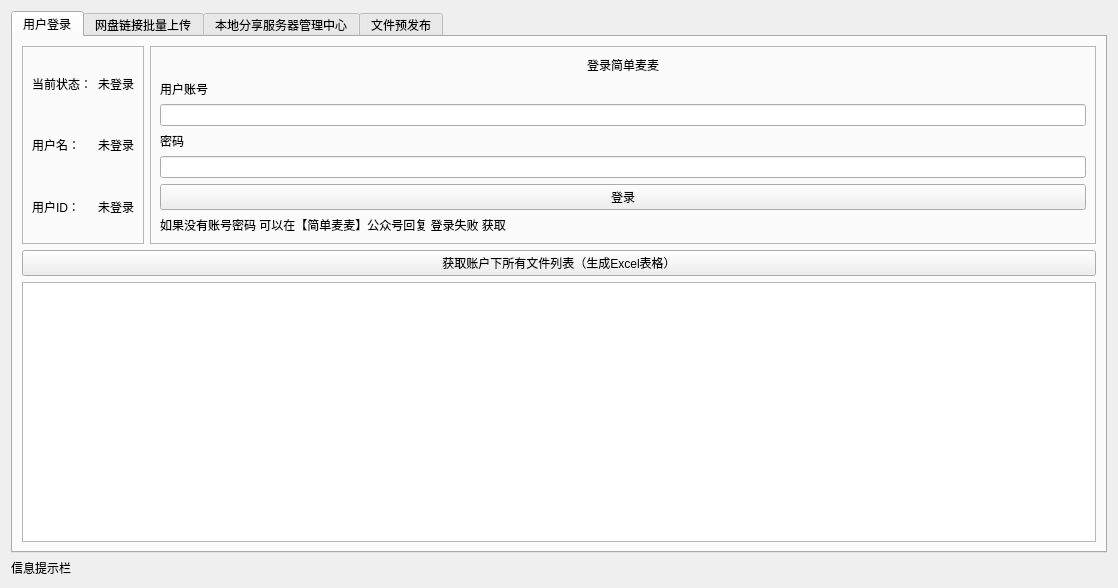
This is client.ui in Firesuiry/jdmm-client as Qt 5 draws it before an edit. The edited form follows.
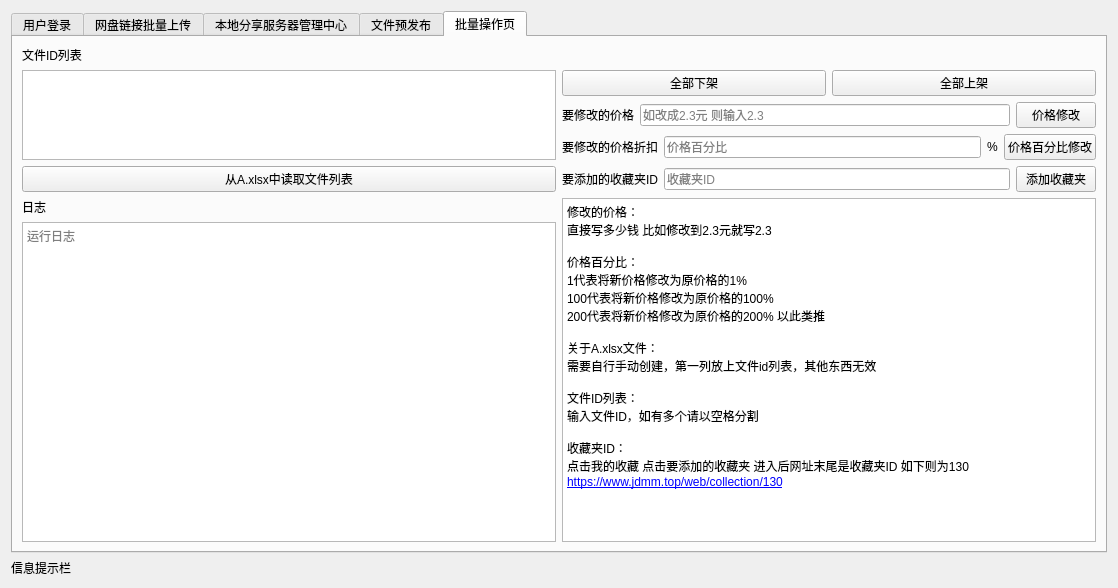
This is the edited form.

Commit message: 新增文件批量操作功能

The edit to the form file:
```diff
--- a/client.ui
+++ b/client.ui
@@ -17,7 +17,7 @@
    <item>
     <widget class="QTabWidget" name="mainTab">
      <property name="currentIndex">
-      <number>0</number>
+      <number>4</number>
      </property>
      <widget class="QWidget" name="loginTab">
       <attribute name="title">
@@ -777,6 +777,205 @@
        </item>
       </layout>
      </widget>
+     <widget class="QWidget" name="tab">
+      <attribute name="title">
+       <string>批量操作页</string>
+      </attribute>
+      <layout class="QGridLayout" name="gridLayout_7">
+       <item row="0" column="0">
+        <widget class="QLabel" name="label_29">
+         <property name="text">
+          <string>文件ID列表</string>
+         </property>
+        </widget>
+       </item>
+       <item row="1" column="0" rowspan="4">
+        <layout class="QVBoxLayout" name="verticalLayout_8">
+         <item>
+          <widget class="QPlainTextEdit" name="file_list">
+           <property name="documentTitle">
+            <string comment="此处填写文件ID，多个ID用空格分开" extracomment="此处填写文件ID，多个ID用空格分开"/>
+           </property>
+           <property name="plainText">
+            <string comment="此处填写文件ID，多个ID用空格分开" extracomment="此处填写文件ID，多个ID用空格分开"/>
+           </property>
+           <property name="placeholderText">
+            <string>此处填写文件ID，多个ID用空格分开</string>
+           </property>
+          </widget>
+         </item>
+         <item>
+          <widget class="QPushButton" name="file_list_read_btn">
+           <property name="text">
+            <string>从A.xlsx中读取文件列表</string>
+           </property>
+          </widget>
+         </item>
+        </layout>
+       </item>
+       <item row="1" column="1">
+        <layout class="QHBoxLayout" name="horizontalLayout_15">
+         <item>
+          <widget class="QPushButton" name="file_off_btn">
+           <property name="text">
+            <string>全部下架</string>
+           </property>
+          </widget>
+         </item>
+         <item>
+          <widget class="QPushButton" name="file_on_btn">
+           <property name="text">
+            <string>全部上架</string>
+           </property>
+          </widget>
+         </item>
+        </layout>
+       </item>
+       <item row="2" column="1">
+        <layout class="QHBoxLayout" name="horizontalLayout_14">
+         <item>
+          <widget class="QLabel" name="label_30">
+           <property name="text">
+            <string>要修改的价格</string>
+           </property>
+          </widget>
+         </item>
+         <item>
+          <widget class="QLineEdit" name="money_edit">
+           <property name="placeholderText">
+            <string>如改成2.3元 则输入2.3</string>
+           </property>
+          </widget>
+         </item>
+         <item>
+          <widget class="QPushButton" name="file_money_change_btn">
+           <property name="text">
+            <string>价格修改</string>
+           </property>
+          </widget>
+         </item>
+        </layout>
+       </item>
+       <item row="3" column="1">
+        <layout class="QHBoxLayout" name="horizontalLayout_13">
+         <item>
+          <widget class="QLabel" name="label_33">
+           <property name="text">
+            <string>要修改的价格折扣</string>
+           </property>
+          </widget>
+         </item>
+         <item>
+          <widget class="QLineEdit" name="money_percent_edit">
+           <property name="text">
+            <string/>
+           </property>
+           <property name="placeholderText">
+            <string>价格百分比</string>
+           </property>
+          </widget>
+         </item>
+         <item>
+          <widget class="QLabel" name="label_35">
+           <property name="text">
+            <string>%</string>
+           </property>
+          </widget>
+         </item>
+         <item>
+          <widget class="QPushButton" name="file_money_precent_change_btn">
+           <property name="text">
+            <string>价格百分比修改</string>
+           </property>
+          </widget>
+         </item>
+        </layout>
+       </item>
+       <item row="4" column="1">
+        <layout class="QHBoxLayout" name="horizontalLayout_16">
+         <item>
+          <widget class="QLabel" name="label_36">
+           <property name="text">
+            <string>要添加的收藏夹ID</string>
+           </property>
+          </widget>
+         </item>
+         <item>
+          <widget class="QLineEdit" name="collection_id_edit">
+           <property name="text">
+            <string/>
+           </property>
+           <property name="placeholderText">
+            <string>收藏夹ID</string>
+           </property>
+          </widget>
+         </item>
+         <item>
+          <widget class="QPushButton" name="file_add_collection_btn">
+           <property name="text">
+            <string>添加收藏夹</string>
+           </property>
+          </widget>
+         </item>
+        </layout>
+       </item>
+       <item row="5" column="0">
+        <layout class="QVBoxLayout" name="verticalLayout_2">
+         <item>
+          <widget class="QLabel" name="label_28">
+           <property name="text">
+            <string>日志</string>
+           </property>
+          </widget>
+         </item>
+         <item>
+          <widget class="QTextBrowser" name="file_batch_info">
+           <property name="markdown">
+            <string/>
+           </property>
+           <property name="html">
+            <string>&lt;!DOCTYPE HTML PUBLIC &quot;-//W3C//DTD HTML 4.0//EN&quot; &quot;http://www.w3.org/TR/REC-html40/strict.dtd&quot;&gt;
+&lt;html&gt;&lt;head&gt;&lt;meta name=&quot;qrichtext&quot; content=&quot;1&quot; /&gt;&lt;style type=&quot;text/css&quot;&gt;
+p, li { white-space: pre-wrap; }
+&lt;/style&gt;&lt;/head&gt;&lt;body style=&quot; font-family:'SimSun'; font-size:9pt; font-weight:400; font-style:normal;&quot;&gt;
+&lt;p style=&quot;-qt-paragraph-type:empty; margin-top:0px; margin-bottom:0px; margin-left:0px; margin-right:0px; -qt-block-indent:0; text-indent:0px;&quot;&gt;&lt;br /&gt;&lt;/p&gt;&lt;/body&gt;&lt;/html&gt;</string>
+           </property>
+           <property name="placeholderText">
+            <string>运行日志</string>
+           </property>
+          </widget>
+         </item>
+        </layout>
+       </item>
+       <item row="5" column="1">
+        <widget class="QTextBrowser" name="textBrowser_4">
+         <property name="html">
+          <string>&lt;!DOCTYPE HTML PUBLIC &quot;-//W3C//DTD HTML 4.0//EN&quot; &quot;http://www.w3.org/TR/REC-html40/strict.dtd&quot;&gt;
+&lt;html&gt;&lt;head&gt;&lt;meta name=&quot;qrichtext&quot; content=&quot;1&quot; /&gt;&lt;style type=&quot;text/css&quot;&gt;
+p, li { white-space: pre-wrap; }
+&lt;/style&gt;&lt;/head&gt;&lt;body style=&quot; font-family:'SimSun'; font-size:9pt; font-weight:400; font-style:normal;&quot;&gt;
+&lt;p style=&quot; margin-top:0px; margin-bottom:0px; margin-left:0px; margin-right:0px; -qt-block-indent:0; text-indent:0px;&quot;&gt;修改的价格：&lt;/p&gt;
+&lt;p style=&quot; margin-top:0px; margin-bottom:0px; margin-left:0px; margin-right:0px; -qt-block-indent:0; text-indent:0px;&quot;&gt;直接写多少钱 比如修改到2.3元就写2.3&lt;/p&gt;
+&lt;p style=&quot;-qt-paragraph-type:empty; margin-top:0px; margin-bottom:0px; margin-left:0px; margin-right:0px; -qt-block-indent:0; text-indent:0px;&quot;&gt;&lt;br /&gt;&lt;/p&gt;
+&lt;p style=&quot; margin-top:0px; margin-bottom:0px; margin-left:0px; margin-right:0px; -qt-block-indent:0; text-indent:0px;&quot;&gt;价格百分比：&lt;/p&gt;
+&lt;p style=&quot; margin-top:0px; margin-bottom:0px; margin-left:0px; margin-right:0px; -qt-block-indent:0; text-indent:0px;&quot;&gt;1代表将新价格修改为原价格的1%&lt;/p&gt;
+&lt;p style=&quot; margin-top:0px; margin-bottom:0px; margin-left:0px; margin-right:0px; -qt-block-indent:0; text-indent:0px;&quot;&gt;100代表将新价格修改为原价格的100%&lt;/p&gt;
+&lt;p style=&quot; margin-top:0px; margin-bottom:0px; margin-left:0px; margin-right:0px; -qt-block-indent:0; text-indent:0px;&quot;&gt;200代表将新价格修改为原价格的200% 以此类推&lt;/p&gt;
+&lt;p style=&quot;-qt-paragraph-type:empty; margin-top:0px; margin-bottom:0px; margin-left:0px; margin-right:0px; -qt-block-indent:0; text-indent:0px;&quot;&gt;&lt;br /&gt;&lt;/p&gt;
+&lt;p style=&quot; margin-top:0px; margin-bottom:0px; margin-left:0px; margin-right:0px; -qt-block-indent:0; text-indent:0px;&quot;&gt;关于A.xlsx文件：&lt;/p&gt;
+&lt;p style=&quot; margin-top:0px; margin-bottom:0px; margin-left:0px; margin-right:0px; -qt-block-indent:0; text-indent:0px;&quot;&gt;需要自行手动创建，第一列放上文件id列表，其他东西无效&lt;/p&gt;
+&lt;p style=&quot;-qt-paragraph-type:empty; margin-top:0px; margin-bottom:0px; margin-left:0px; margin-right:0px; -qt-block-indent:0; text-indent:0px;&quot;&gt;&lt;br /&gt;&lt;/p&gt;
+&lt;p style=&quot; margin-top:0px; margin-bottom:0px; margin-left:0px; margin-right:0px; -qt-block-indent:0; text-indent:0px;&quot;&gt;文件ID列表：&lt;/p&gt;
+&lt;p style=&quot; margin-top:0px; margin-bottom:0px; margin-left:0px; margin-right:0px; -qt-block-indent:0; text-indent:0px;&quot;&gt;输入文件ID，如有多个请以空格分割&lt;/p&gt;
+&lt;p style=&quot;-qt-paragraph-type:empty; margin-top:0px; margin-bottom:0px; margin-left:0px; margin-right:0px; -qt-block-indent:0; text-indent:0px;&quot;&gt;&lt;br /&gt;&lt;/p&gt;
+&lt;p style=&quot; margin-top:0px; margin-bottom:0px; margin-left:0px; margin-right:0px; -qt-block-indent:0; text-indent:0px;&quot;&gt;收藏夹ID：&lt;/p&gt;
+&lt;p style=&quot; margin-top:0px; margin-bottom:0px; margin-left:0px; margin-right:0px; -qt-block-indent:0; text-indent:0px;&quot;&gt;点击我的收藏 点击要添加的收藏夹 进入后网址末尾是收藏夹ID 如下则为130&lt;/p&gt;
+&lt;p style=&quot; margin-top:0px; margin-bottom:0px; margin-left:0px; margin-right:0px; -qt-block-indent:0; text-indent:0px;&quot;&gt;&lt;a href=&quot;https://www.jdmm.top/web/collection/130&quot;&gt;&lt;span style=&quot; text-decoration: underline; color:#0000ff;&quot;&gt;https://www.jdmm.top/web/collection/130&lt;/span&gt;&lt;/a&gt;&lt;/p&gt;&lt;/body&gt;&lt;/html&gt;</string>
+         </property>
+        </widget>
+       </item>
+      </layout>
+     </widget>
     </widget>
    </item>
    <item>
```
The commit also changes 2 other files.
